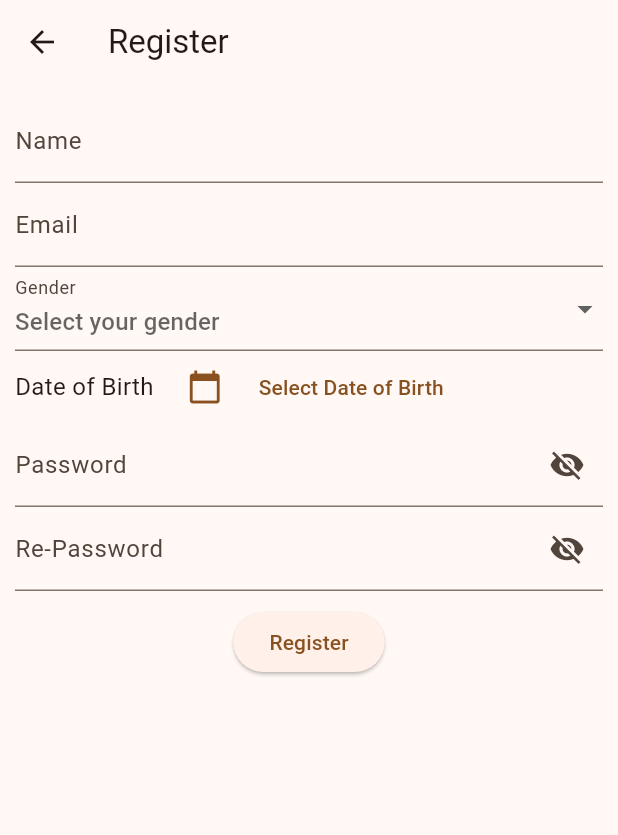
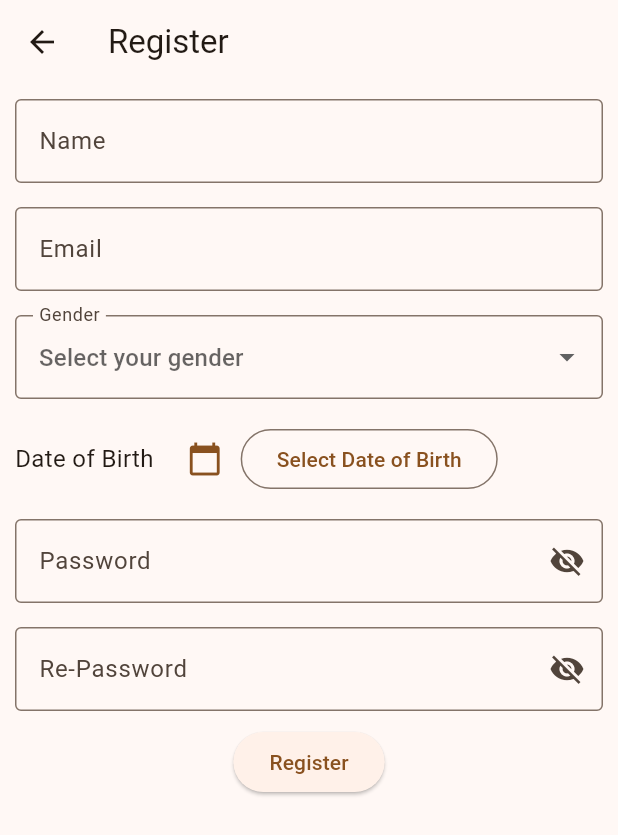
Before and after one commit to eunannana/HealthHub, a Flutter app: the RegisterView screen opened directly, on a phone screen of 412 x 824 dp. Shown: the top 835 px of the screen. Run offline on Flutter 3.47's test engine with Material 2 defaults, Android fonts, the phone set to English and light mode, and no system bars; our stand-ins replace cloud_firestore, firebase_auth, firebase_core; accounts and stored records are empty.

Commit message:
modify register.dart

```diff
--- a/lib/view/register.dart
+++ b/lib/view/register.dart
@@ -42,6 +42,7 @@ class _RegisterViewState extends State<RegisterView> {
                     decoration: InputDecoration(
                       labelText: 'Name',
                       hintText: 'Enter your name',
+                      border: OutlineInputBorder(),
                     ),
                     onChanged: (value) {
                       name = value;
@@ -53,10 +54,12 @@ class _RegisterViewState extends State<RegisterView> {
                       return null;
                     },
                   ),
+                  const SizedBox(height: 16.0),
                   TextFormField(
                     decoration: InputDecoration(
                       labelText: 'Email',
                       hintText: 'Enter your email',
+                      border: OutlineInputBorder(),
                     ),
                     onChanged: (value) {
                       email = value;
@@ -73,10 +76,12 @@ class _RegisterViewState extends State<RegisterView> {
                       return null;
                     },
                   ),
+                  const SizedBox(height: 16.0),
                   DropdownButtonFormField<String>(
                     decoration: InputDecoration(
                       labelText: 'Gender',
                       hintText: 'Select your gender',
+                      border: OutlineInputBorder(),
                     ),
                     value: gender,
                     onChanged: (value) {
@@ -95,6 +100,7 @@ class _RegisterViewState extends State<RegisterView> {
                       );
                     }).toList(),
                   ),
+                  const SizedBox(height: 16.0),
                   Row(
                     children: [
                       Text(
@@ -113,23 +119,25 @@ class _RegisterViewState extends State<RegisterView> {
                           color: Theme.of(context).primaryColor,
                         ),
                       ),
-    TextButton(
+                      OutlinedButton(
                         onPressed: () {
                           selectDate(context);
                         },
                         child: Text(
                           dob != null
-            ? DateFormat('dd MMMM yyyy').format(DateTime.parse(dob!))
+                              ? DateFormat('dd MMMM yyyy')
+                                  .format(DateTime.parse(dob!))
                               : 'Select Date of Birth',
                         ),
                       ),
                     ],
                   ),
-
+                  const SizedBox(height: 16.0),
                   TextFormField(
                     decoration: InputDecoration(
                       labelText: 'Password',
                       hintText: 'Enter your password',
+                      border: OutlineInputBorder(),
                       suffixIcon: IconButton(
                         onPressed: () {
                           setState(() {
@@ -157,10 +165,12 @@ class _RegisterViewState extends State<RegisterView> {
                       return null;
                     },
                   ),
+                  const SizedBox(height: 16.0),
                   TextFormField(
                     decoration: InputDecoration(
                       labelText: 'Re-Password',
                       hintText: 'Re-enter your password',
+                      border: OutlineInputBorder(),
                       suffixIcon: IconButton(
                         onPressed: () {
                           setState(() {
@@ -216,7 +226,10 @@ class _RegisterViewState extends State<RegisterView> {
                                     TextButton(
                                       onPressed: () {
                                         Navigator.pushReplacement(
-        context, MaterialPageRoute(builder: (context) => const LoginPage()));
+                                            context,
+                                            MaterialPageRoute(
+                                                builder: (context) =>
+                                                    const LoginPage()));
                                       },
                                       child: const Text('OK'),
                                     ),
@@ -226,7 +239,8 @@ class _RegisterViewState extends State<RegisterView> {
                             );
                           }
                         } catch (e) {
-                          if (e.toString()
+                          if (e
+                              .toString()
                               .contains('Email is already registered')) {
                             showDialog(
                               context: context,
```
Lines whose indentation alone changed are shown as unchanged.
